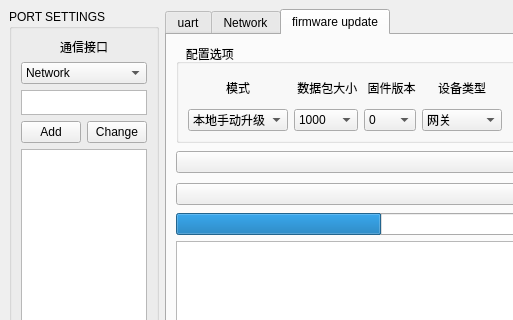
The window that main_window_form.ui (a15981097537/konying_id8) describes before a commit, drawn with Qt 5; both pictures show x 0 to 513 and y 0 to 320 of the 1054 by 593 pixel window.
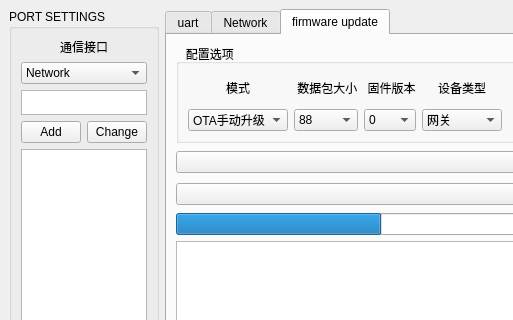
The same window after the commit.

```diff
--- a/main_window_form.ui
+++ b/main_window_form.ui
@@ -923,21 +923,6 @@
                  <height>0</height>
                 </size>
                </property>
-               <item>
-                <property name="text">
-                 <string>本地手动升级</string>
-                </property>
-               </item>
-               <item>
-                <property name="text">
-                 <string>本地自动升级</string>
-                </property>
-               </item>
-               <item>
-                <property name="text">
-                 <string>本地固件读取</string>
-                </property>
-               </item>
                <item>
                 <property name="text">
                  <string>OTA手动升级</string>
@@ -973,6 +958,11 @@
              </item>
              <item>
               <widget class="QComboBox" name="packetbyte">
+               <item>
+                <property name="text">
+                 <string>88</string>
+                </property>
+               </item>
                <item>
                 <property name="text">
                  <string>1000</string>
```
Left out of the diff: 5 changed lines with no effect on the pictures.
